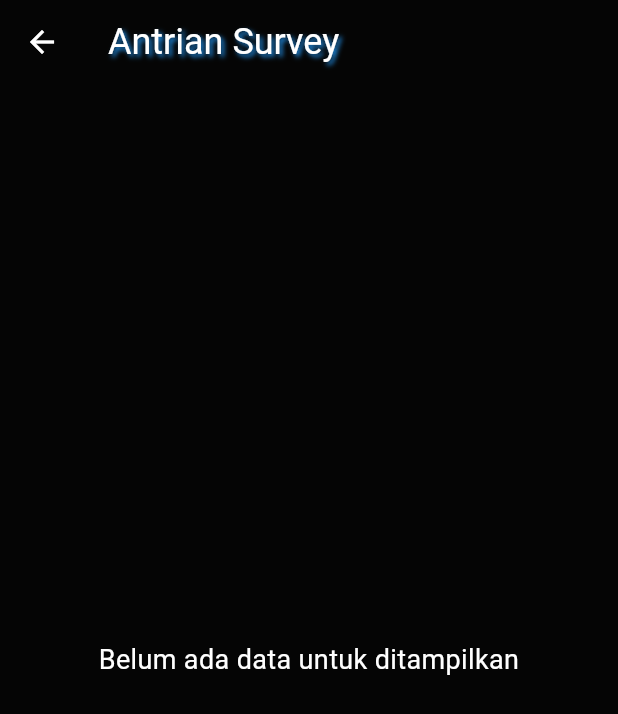
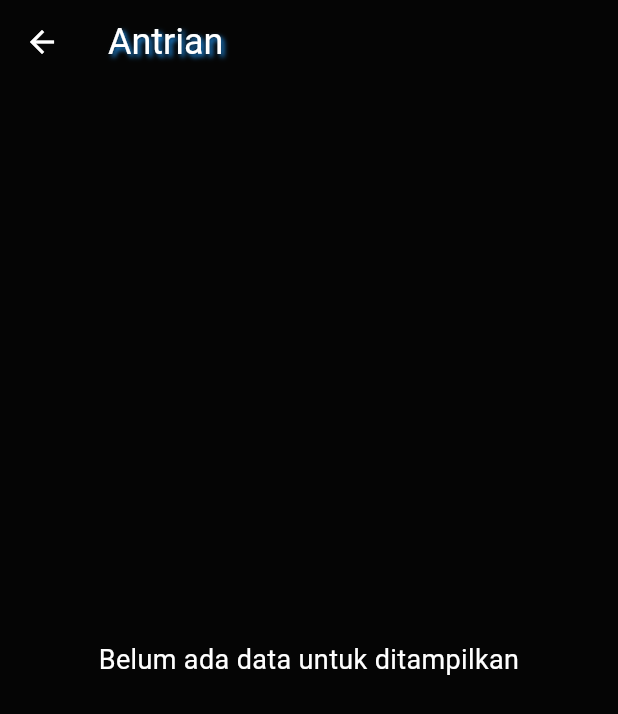
Before and after one commit to aarif29/WorkflowPLN, a Flutter app: the AntrianScreen screen opened directly with empty values, on a phone screen of 412 x 824 dp. Shown: the top 714 px of the screen. Run offline on Flutter 3.47's test engine with Material 3 defaults, Android fonts, the phone set to English and light mode, and no system bars.

```diff
--- a/lib/antrian.dart
+++ b/lib/antrian.dart
@@ -28,7 +28,7 @@ class _AntrianScreenState extends State<AntrianScreen> {
     return Scaffold(
       appBar: AppBar(
         title: Text(
-          'Antrian Survey',
+          'Antrian',
           style: TextStyle(
             color: Colors.white, // Change title color to white
             fontSize: 24.0, // Increase font size
```
